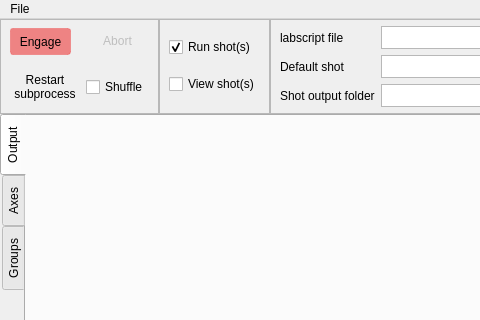
Above: runmanager/main.ui from ispielma/runmanager before the change; both pictures show x 0 to 480 and y 0 to 320 of the 1000 by 650 pixel window. Below: the same form after it.
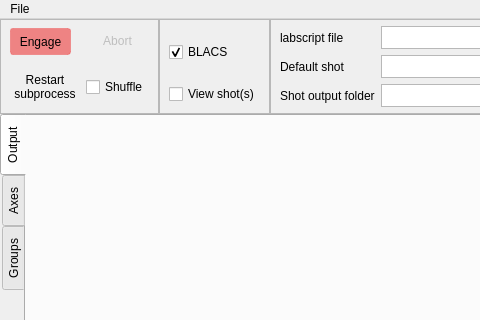
That is the form after the change. Icons and pictures are not drawn. Custom widgets are drawn as their Qt base class.

Commit message: Show what BLACS is doing beside the BLACS checkbox

```diff
--- a/runmanager/main.ui
+++ b/runmanager/main.ui
@@ -255,17 +255,50 @@
           <enum>QLayout::SetDefaultConstraint</enum>
          </property>
          <item>
+          <layout class="QHBoxLayout" name="horizontalLayout_blacs">
+           <item>
           <widget class="QCheckBox" name="checkBox_run_shots">
            <property name="toolTip">
             <string>Send the shot files to BLACS after compilation</string>
            </property>
            <property name="text">
-            <string>Run shot(s)</string>
+              <string>BLACS</string>
            </property>
            <property name="checked">
             <bool>true</bool>
            </property>
           </widget>
+           </item>
+           <item>
+            <widget class="QLabel" name="blacs_status_indicator">
+             <property name="toolTip">
+              <string>Checking BLACS...</string>
+             </property>
+             <property name="text">
+              <string/>
+             </property>
+             <property name="pixmap">
+              <pixmap>:/qtutils/fugue/hourglass.png</pixmap>
+             </property>
+             <property name="scaledContents">
+              <bool>false</bool>
+             </property>
+            </widget>
+           </item>
+           <item>
+            <spacer name="horizontalSpacer_blacs">
+             <property name="orientation">
+              <enum>Qt::Horizontal</enum>
+             </property>
+             <property name="sizeHint" stdset="0">
+              <size>
+               <width>0</width>
+               <height>0</height>
+              </size>
+             </property>
+            </spacer>
+           </item>
+          </layout>
          </item>
          <item>
           <widget class="QCheckBox" name="checkBox_view_shots">
```
Left out of the diff: 7 changed lines with no effect on the pictures. Lines whose indentation alone changed are shown as unchanged. The commit also changes 4 other files.
